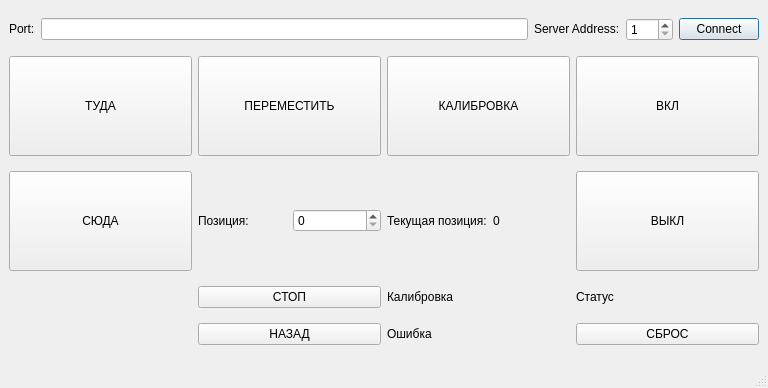
Qt form mainwindow.ui (cotara/SiemensCom) before a commit.
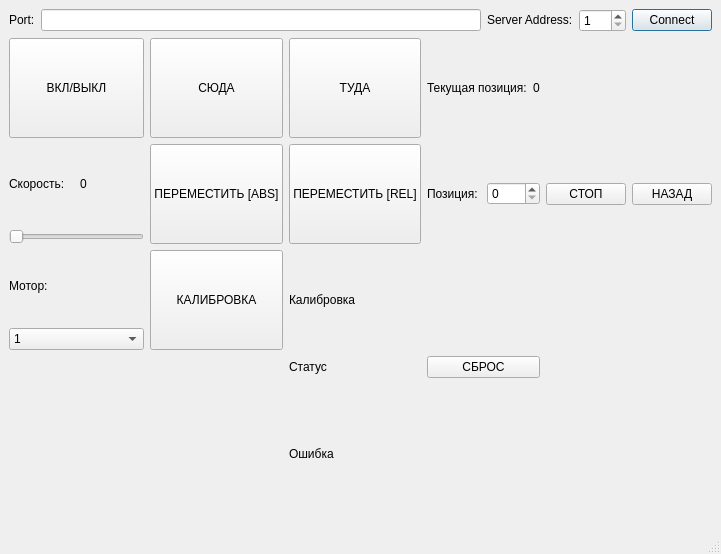
The same form after that commit. Icons and pictures are not drawn.

What changed in the file:
```diff
--- a/mainwindow.ui
+++ b/mainwindow.ui
@@ -6,8 +6,8 @@
    <rect>
     <x>0</x>
     <y>0</y>
-    <width>768</width>
-    <height>388</height>
+    <width>721</width>
+    <height>554</height>
    </rect>
   </property>
   <property name="windowTitle">
@@ -15,8 +15,43 @@
   </property>
   <widget class="QWidget" name="centralwidget">
    <layout class="QGridLayout" name="gridLayout_2">
-    <item row="1" column="2">
-     <widget class="QPushButton" name="calibrationButton">
+    <item row="3" column="1">
+     <layout class="QVBoxLayout" name="verticalLayout_2">
+      <item>
+       <widget class="QLabel" name="label_3">
+        <property name="text">
+         <string>Мотор:</string>
+        </property>
+       </widget>
+      </item>
+      <item>
+       <widget class="QComboBox" name="motorBox">
+        <item>
+         <property name="text">
+          <string>1</string>
+         </property>
+        </item>
+        <item>
+         <property name="text">
+          <string>2</string>
+         </property>
+        </item>
+        <item>
+         <property name="text">
+          <string>3</string>
+         </property>
+        </item>
+        <item>
+         <property name="text">
+          <string>4</string>
+         </property>
+        </item>
+       </widget>
+      </item>
+     </layout>
+    </item>
+    <item row="2" column="3">
+     <widget class="QPushButton" name="goRelButton">
       <property name="sizePolicy">
        <sizepolicy hsizetype="Minimum" vsizetype="Maximum">
         <horstretch>0</horstretch>
@@ -30,38 +65,22 @@
        </size>
       </property>
       <property name="text">
-       <string>КАЛИБРОВКА</string>
+       <string>ПЕРЕМЕСТИТЬ [REL]</string>
+      </property>
+      <property name="icon">
+       <iconset>
+        <normalon>:/res/position2.png</normalon>
+       </iconset>
+      </property>
+      <property name="iconSize">
+       <size>
+        <width>40</width>
+        <height>40</height>
+       </size>
       </property>
      </widget>
     </item>
-    <item row="7" column="0" colspan="4">
-     <layout class="QVBoxLayout" name="consoleLayout"/>
-    </item>
-    <item row="4" column="2">
-     <layout class="QHBoxLayout" name="horizontalLayout">
-      <item>
-       <widget class="QLabel" name="label_5">
-        <property name="text">
-         <string>Калибровка</string>
-        </property>
-       </widget>
-      </item>
-      <item>
-       <widget class="QLabel" name="calibrationLamp">
-        <property name="sizePolicy">
-         <sizepolicy hsizetype="Fixed" vsizetype="Fixed">
-          <horstretch>100</horstretch>
-          <verstretch>100</verstretch>
-         </sizepolicy>
-        </property>
-        <property name="text">
-         <string/>
-        </property>
-       </widget>
-      </item>
-     </layout>
-    </item>
-    <item row="2" column="1">
+    <item row="2" column="4">
      <layout class="QHBoxLayout" name="horizontalLayout_5">
       <item>
        <widget class="QLabel" name="label">
@@ -94,8 +113,8 @@
       </item>
      </layout>
     </item>
-    <item row="5" column="3">
-     <widget class="QPushButton" name="resetButton">
+    <item row="2" column="6">
+     <widget class="QPushButton" name="backButton">
       <property name="sizePolicy">
        <sizepolicy hsizetype="Minimum" vsizetype="Maximum">
         <horstretch>0</horstretch>
@@ -103,30 +122,22 @@
        </sizepolicy>
       </property>
       <property name="text">
-       <string>СБРОС</string>
+       <string>НАЗАД</string>
       </property>
-     </widget>
-    </item>
-    <item row="2" column="3">
-     <widget class="QPushButton" name="offButton">
-      <property name="sizePolicy">
-       <sizepolicy hsizetype="Minimum" vsizetype="Maximum">
-        <horstretch>0</horstretch>
-        <verstretch>0</verstretch>
-       </sizepolicy>
+      <property name="icon">
+       <iconset>
+        <normalon>:/res/back.png</normalon>
+       </iconset>
       </property>
-      <property name="minimumSize">
+      <property name="iconSize">
        <size>
-        <width>0</width>
-        <height>100</height>
+        <width>40</width>
+        <height>40</height>
        </size>
       </property>
-      <property name="text">
-       <string>ВЫКЛ</string>
-      </property>
      </widget>
     </item>
-    <item row="1" column="3">
+    <item row="1" column="1">
      <widget class="QPushButton" name="onButton">
       <property name="sizePolicy">
        <sizepolicy hsizetype="Minimum" vsizetype="Maximum">
@@ -141,21 +152,124 @@
        </size>
       </property>
       <property name="text">
-       <string>ВКЛ</string>
+       <string>ВКЛ/ВЫКЛ</string>
+      </property>
+      <property name="icon">
+       <iconset resource="res.qrc">
+        <normaloff>:/res/off.png</normaloff>
+        <normalon>:/res/On.png</normalon>:/res/off.png</iconset>
+      </property>
+      <property name="iconSize">
+       <size>
+        <width>30</width>
+        <height>30</height>
+       </size>
+      </property>
+      <property name="checkable">
+       <bool>true</bool>
       </property>
      </widget>
     </item>
-    <item row="5" column="2">
-     <layout class="QHBoxLayout" name="horizontalLayout_2">
+    <item row="4" column="3">
+     <layout class="QHBoxLayout" name="horizontalLayout_3">
       <item>
-       <widget class="QLabel" name="label_6">
+       <widget class="QLabel" name="label_8">
         <property name="text">
-         <string>Ошибка</string>
+         <string>Статус</string>
         </property>
        </widget>
       </item>
       <item>
-       <widget class="QLabel" name="errorLamp">
+       <widget class="QLabel" name="statusLamp">
+        <property name="sizePolicy">
+         <sizepolicy hsizetype="Fixed" vsizetype="Fixed">
+          <horstretch>0</horstretch>
+          <verstretch>0</verstretch>
+         </sizepolicy>
+        </property>
+        <property name="text">
+         <string/>
+        </property>
+       </widget>
+      </item>
+     </layout>
+    </item>
+    <item row="2" column="1">
+     <layout class="QVBoxLayout" name="verticalLayout_3">
+      <item>
+       <layout class="QHBoxLayout" name="horizontalLayout_7">
+        <item>
+         <widget class="QLabel" name="label_4">
+          <property name="text">
+           <string>Скорость:</string>
+          </property>
+         </widget>
+        </item>
+        <item>
+         <widget class="QLabel" name="speedLabel">
+          <property name="text">
+           <string>0</string>
+          </property>
+         </widget>
+        </item>
+       </layout>
+      </item>
+      <item>
+       <widget class="QSlider" name="speedSilder">
+        <property name="orientation">
+         <enum>Qt::Horizontal</enum>
+        </property>
+       </widget>
+      </item>
+     </layout>
+    </item>
+    <item row="1" column="4">
+     <layout class="QHBoxLayout" name="horizontalLayout_6">
+      <item>
+       <widget class="QLabel" name="label_2">
+        <property name="sizePolicy">
+         <sizepolicy hsizetype="Minimum" vsizetype="Maximum">
+          <horstretch>0</horstretch>
+          <verstretch>0</verstretch>
+         </sizepolicy>
+        </property>
+        <property name="minimumSize">
+         <size>
+          <width>0</width>
+          <height>0</height>
+         </size>
+        </property>
+        <property name="text">
+         <string>Текущая позиция:</string>
+        </property>
+       </widget>
+      </item>
+      <item>
+       <widget class="QLabel" name="positionNowLabel">
+        <property name="sizePolicy">
+         <sizepolicy hsizetype="Preferred" vsizetype="Maximum">
+          <horstretch>0</horstretch>
+          <verstretch>0</verstretch>
+         </sizepolicy>
+        </property>
+        <property name="text">
+         <string>0</string>
+        </property>
+       </widget>
+      </item>
+     </layout>
+    </item>
+    <item row="3" column="3">
+     <layout class="QHBoxLayout" name="horizontalLayout">
+      <item>
+       <widget class="QLabel" name="label_5">
+        <property name="text">
+         <string>Калибровка</string>
+        </property>
+       </widget>
+      </item>
+      <item>
+       <widget class="QLabel" name="calibrationLamp">
         <property name="sizePolicy">
          <sizepolicy hsizetype="Fixed" vsizetype="Fixed">
           <horstretch>100</horstretch>
@@ -169,20 +283,40 @@
       </item>
      </layout>
     </item>
-    <item row="4" column="1">
-     <widget class="QPushButton" name="stopButton">
+    <item row="1" column="2">
+     <widget class="QPushButton" name="jogMinusButton">
       <property name="sizePolicy">
        <sizepolicy hsizetype="Minimum" vsizetype="Maximum">
         <horstretch>0</horstretch>
         <verstretch>0</verstretch>
        </sizepolicy>
       </property>
+      <property name="minimumSize">
+       <size>
+        <width>0</width>
+        <height>100</height>
+       </size>
+      </property>
       <property name="text">
-       <string>СТОП</string>
+       <string>СЮДА</string>
+      </property>
+      <property name="icon">
+       <iconset>
+        <normalon>:/res/сюда.png</normalon>
+       </iconset>
+      </property>
+      <property name="iconSize">
+       <size>
+        <width>40</width>
+        <height>40</height>
+       </size>
       </property>
      </widget>
     </item>
-    <item row="0" column="0" colspan="4">
+    <item row="11" column="1" colspan="6">
+     <layout class="QVBoxLayout" name="consoleLayout"/>
+    </item>
+    <item row="0" column="1" colspan="6">
      <layout class="QHBoxLayout" name="horizontalLayout_4">
       <item>
        <widget class="QLabel" name="label_10">
@@ -260,80 +394,37 @@
       </item>
      </layout>
     </item>
+    <item row="3" column="2">
+     <widget class="QPushButton" name="calibrationButton">
+      <property name="sizePolicy">
+       <sizepolicy hsizetype="Minimum" vsizetype="Maximum">
+        <horstretch>0</horstretch>
+        <verstretch>0</verstretch>
+       </sizepolicy>
+      </property>
+      <property name="minimumSize">
+       <size>
+        <width>0</width>
+        <height>100</height>
+       </size>
+      </property>
+      <property name="text">
+       <string>КАЛИБРОВКА</string>
+      </property>
+      <property name="icon">
+       <iconset>
+        <normalon>:/res/calib.png</normalon>
+       </iconset>
+      </property>
+      <property name="iconSize">
+       <size>
+        <width>40</width>
+        <height>40</height>
+       </size>
+      </property>
+     </widget>
+    </item>
     <item row="2" column="2">
-     <layout class="QHBoxLayout" name="horizontalLayout_6">
-      <item>
-       <widget class="QLabel" name="label_2">
-        <property name="sizePolicy">
-         <sizepolicy hsizetype="Minimum" vsizetype="Maximum">
-          <horstretch>0</horstretch>
-          <verstretch>0</verstretch>
-         </sizepolicy>
-        </property>
-        <property name="minimumSize">
-         <size>
-          <width>0</width>
-          <height>0</height>
-         </size>
-        </property>
-        <property name="text">
-         <string>Текущая позиция:</string>
-        </property>
-       </widget>
-      </item>
-      <item>
-       <widget class="QLabel" name="positionNowLabel">
-        <property name="sizePolicy">
-         <sizepolicy hsizetype="Preferred" vsizetype="Maximum">
-          <horstretch>0</horstretch>
-          <verstretch>0</verstretch>
-         </sizepolicy>
-        </property>
-        <property name="text">
-         <string>0</string>
-        </property>
-       </widget>
-      </item>
-     </layout>
-    </item>
-    <item row="4" column="3">
-     <layout class="QHBoxLayout" name="horizontalLayout_3">
-      <item>
-       <widget class="QLabel" name="label_8">
-        <property name="text">
-         <string>Статус</string>
-        </property>
-       </widget>
-      </item>
-      <item>
-       <widget class="QLabel" name="statusLamp">
-        <property name="sizePolicy">
-         <sizepolicy hsizetype="Fixed" vsizetype="Fixed">
-          <horstretch>0</horstretch>
-          <verstretch>0</verstretch>
-         </sizepolicy>
-        </property>
-        <property name="text">
-         <string/>
-        </property>
-       </widget>
-      </item>
-     </layout>
-    </item>
-    <item row="5" column="1">
-     <widget class="QPushButton" name="backButton">
-      <property name="sizePolicy">
-       <sizepolicy hsizetype="Minimum" vsizetype="Maximum">
-        <horstretch>0</horstretch>
-        <verstretch>0</verstretch>
-       </sizepolicy>
-      </property>
-      <property name="text">
-       <string>НАЗАД</string>
-      </property>
-     </widget>
-    </item>
-    <item row="1" column="1">
      <widget class="QPushButton" name="goButton">
       <property name="sizePolicy">
        <sizepolicy hsizetype="Minimum" vsizetype="Maximum">
@@ -348,11 +439,46 @@
        </size>
       </property>
       <property name="text">
-       <string>ПЕРЕМЕСТИТЬ</string>
+       <string>ПЕРЕМЕСТИТЬ [ABS]</string>
       </property>
+      <property name="icon">
+       <iconset>
+        <normalon>:/res/position1.png</normalon>
+       </iconset>
+      </property>
+      <property name="iconSize">
+       <size>
+        <width>40</width>
+        <height>40</height>
+       </size>
+      </property>
      </widget>
     </item>
-    <item row="1" column="0">
+    <item row="2" column="5">
+     <widget class="QPushButton" name="stopButton">
+      <property name="sizePolicy">
+       <sizepolicy hsizetype="Minimum" vsizetype="Maximum">
+        <horstretch>0</horstretch>
+        <verstretch>0</verstretch>
+       </sizepolicy>
+      </property>
+      <property name="text">
+       <string>СТОП</string>
+      </property>
+      <property name="icon">
+       <iconset>
+        <normalon>:/res/stop.png</normalon>
+       </iconset>
+      </property>
+      <property name="iconSize">
+       <size>
+        <width>40</width>
+        <height>40</height>
+       </size>
+      </property>
+     </widget>
+    </item>
+    <item row="1" column="3">
      <widget class="QPushButton" name="jogPlusButton">
       <property name="sizePolicy">
        <sizepolicy hsizetype="Minimum" vsizetype="Maximum">
@@ -369,27 +495,67 @@
       <property name="text">
        <string>ТУДА</string>
       </property>
+      <property name="icon">
+       <iconset>
+        <normalon>:/res/туда.png</normalon>
+       </iconset>
+      </property>
+      <property name="iconSize">
+       <size>
+        <width>40</width>
+        <height>40</height>
+       </size>
+      </property>
      </widget>
     </item>
-    <item row="2" column="0">
-     <widget class="QPushButton" name="jogMinusButton">
+    <item row="4" column="4">
+     <widget class="QPushButton" name="resetButton">
       <property name="sizePolicy">
        <sizepolicy hsizetype="Minimum" vsizetype="Maximum">
         <horstretch>0</horstretch>
         <verstretch>0</verstretch>
        </sizepolicy>
       </property>
-      <property name="minimumSize">
-       <size>
-        <width>0</width>
-        <height>100</height>
-       </size>
-      </property>
       <property name="text">
-       <string>СЮДА</string>
+       <string>СБРОС</string>
+      </property>
+      <property name="icon">
+       <iconset>
+        <normalon>:/res/reset.png</normalon>
+       </iconset>
+      </property>
+      <property name="iconSize">
+       <size>
+        <width>40</width>
+        <height>40</height>
+       </size>
       </property>
      </widget>
     </item>
+    <item row="5" column="3" rowspan="2">
+     <layout class="QHBoxLayout" name="horizontalLayout_2">
+      <item>
+       <widget class="QLabel" name="label_6">
+        <property name="text">
+         <string>Ошибка</string>
+        </property>
+       </widget>
+      </item>
+      <item>
+       <widget class="QLabel" name="errorLamp">
+        <property name="sizePolicy">
+         <sizepolicy hsizetype="Fixed" vsizetype="Fixed">
+          <horstretch>100</horstretch>
+          <verstretch>100</verstretch>
+         </sizepolicy>
+        </property>
+        <property name="text">
+         <string/>
+        </property>
+       </widget>
+      </item>
+     </layout>
+    </item>
    </layout>
   </widget>
   <widget class="QMenuBar" name="menubar">
```
Left out of the diff: 6 changed lines with no effect on the pictures.
